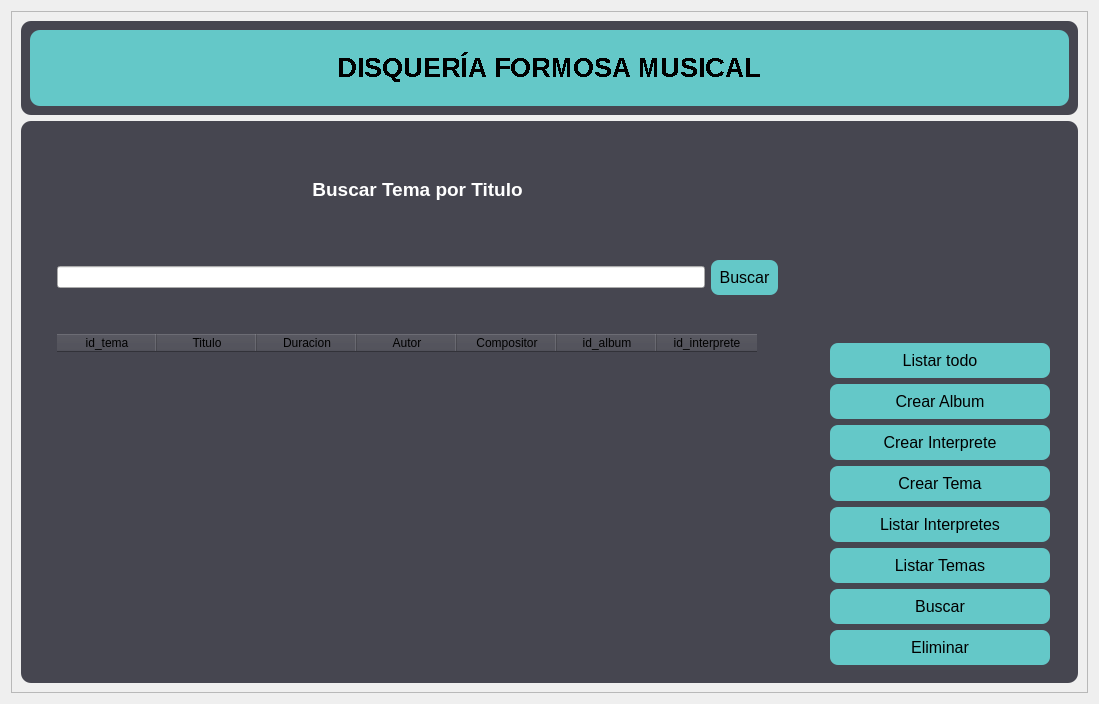
This is tp_disqueria_GUI/Vistas/principal_stack.ui in GabrielAguirreFlaska/proyecto_TSIT4.0 as Qt 5 draws it before an edit. The edited form follows.
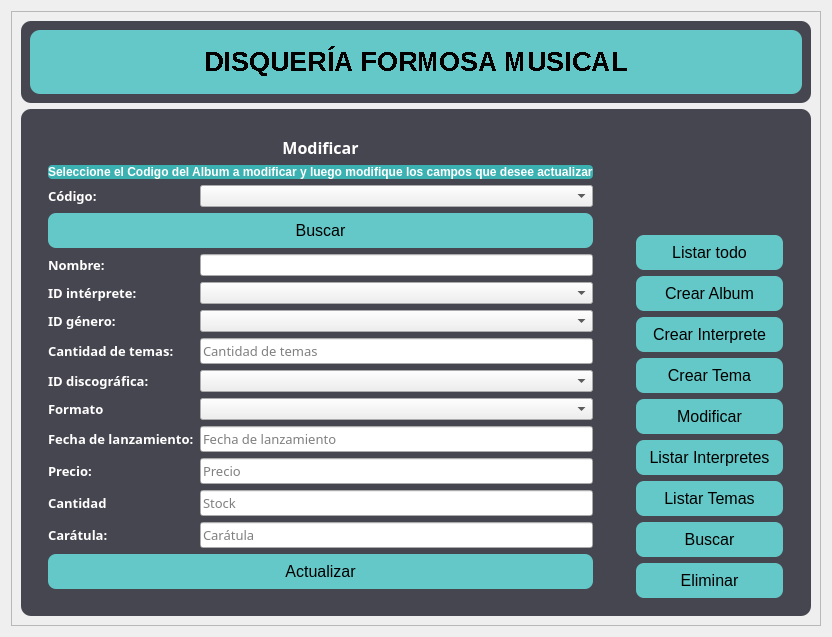
This is the edited form. The open tabs and pages were chosen to show the change.

Commit message: Actualizaciones para funcion modificar de GUI

```diff
--- a/tp_disqueria_GUI/Vistas/principal_stack.ui
+++ b/tp_disqueria_GUI/Vistas/principal_stack.ui
@@ -6,8 +6,8 @@
    <rect>
     <x>0</x>
     <y>0</y>
-    <width>1099</width>
-    <height>704</height>
+    <width>832</width>
+    <height>637</height>
    </rect>
   </property>
   <property name="windowTitle">
@@ -132,6 +132,339 @@
               <property name="currentIndex">
                <number>3</number>
               </property>
+              <widget class="QWidget" name="page_modificar">
+               <layout class="QGridLayout" name="gridLayout_21">
+                <item row="0" column="0">
+                 <layout class="QGridLayout" name="gridLayout_20">
+                  <item row="15" column="0" colspan="2">
+                   <widget class="QLabel" name="label_47">
+                    <property name="font">
+                     <font>
+                      <family>Bell MT</family>
+                      <pointsize>10</pointsize>
+                      <weight>75</weight>
+                      <bold>true</bold>
+                     </font>
+                    </property>
+                    <property name="text">
+                     <string>ID discográfica:</string>
+                    </property>
+                   </widget>
+                  </item>
+                  <item row="19" column="2">
+                   <widget class="QLineEdit" name="input_stock_4">
+                    <property name="font">
+                     <font>
+                      <family>Bell MT</family>
+                      <pointsize>10</pointsize>
+                     </font>
+                    </property>
+                    <property name="text">
+                     <string/>
+                    </property>
+                    <property name="cursorPosition">
+                     <number>0</number>
+                    </property>
+                    <property name="placeholderText">
+                     <string>Stock</string>
+                    </property>
+                   </widget>
+                  </item>
+                  <item row="4" column="2">
+                   <widget class="QComboBox" name="comboBox"/>
+                  </item>
+                  <item row="12" column="0" colspan="2">
+                   <widget class="QLabel" name="label_40">
+                    <property name="font">
+                     <font>
+                      <family>Bell MT</family>
+                      <pointsize>10</pointsize>
+                      <weight>75</weight>
+                      <bold>true</bold>
+                     </font>
+                    </property>
+                    <property name="text">
+                     <string>Cantidad de temas:</string>
+                    </property>
+                   </widget>
+                  </item>
+                  <item row="5" column="0" colspan="3">
+                   <widget class="QPushButton" name="boton_modif_buscar">
+                    <property name="text">
+                     <string>Buscar</string>
+                    </property>
+                   </widget>
+                  </item>
+                  <item row="19" column="0" colspan="2">
+                   <widget class="QLabel" name="label_50">
+                    <property name="font">
+                     <font>
+                      <family>Bell MT</family>
+                      <pointsize>10</pointsize>
+                      <weight>75</weight>
+                      <bold>true</bold>
+                     </font>
+                    </property>
+                    <property name="text">
+                     <string>Cantidad</string>
+                    </property>
+                   </widget>
+                  </item>
+                  <item row="16" column="0" colspan="2">
+                   <widget class="QLabel" name="label_48">
+                    <property name="font">
+                     <font>
+                      <family>Bell MT</family>
+                      <pointsize>10</pointsize>
+                      <weight>75</weight>
+                      <bold>true</bold>
+                     </font>
+                    </property>
+                    <property name="text">
+                     <string>Formato</string>
+                    </property>
+                   </widget>
+                  </item>
+                  <item row="10" column="0" colspan="2">
+                   <widget class="QLabel" name="label_45">
+                    <property name="font">
+                     <font>
+                      <family>Bell MT</family>
+                      <pointsize>10</pointsize>
+                      <weight>75</weight>
+                      <bold>true</bold>
+                     </font>
+                    </property>
+                    <property name="text">
+                     <string>ID intérprete:</string>
+                    </property>
+                   </widget>
+                  </item>
+                  <item row="6" column="2">
+                   <widget class="QLineEdit" name="input_Nombre"/>
+                  </item>
+                  <item row="10" column="2">
+                   <widget class="QComboBox" name="comboBox_interprete_4"/>
+                  </item>
+                  <item row="18" column="2">
+                   <widget class="QLineEdit" name="input_precio_4">
+                    <property name="font">
+                     <font>
+                      <family>Bell MT</family>
+                      <pointsize>10</pointsize>
+                     </font>
+                    </property>
+                    <property name="cursorPosition">
+                     <number>0</number>
+                    </property>
+                    <property name="placeholderText">
+                     <string>Precio</string>
+                    </property>
+                   </widget>
+                  </item>
+                  <item row="17" column="0" colspan="2">
+                   <widget class="QLabel" name="label_42">
+                    <property name="font">
+                     <font>
+                      <family>Bell MT</family>
+                      <pointsize>10</pointsize>
+                      <weight>75</weight>
+                      <bold>true</bold>
+                     </font>
+                    </property>
+                    <property name="text">
+                     <string>Fecha de lanzamiento:</string>
+                    </property>
+                   </widget>
+                  </item>
+                  <item row="15" column="2">
+                   <widget class="QComboBox" name="comboBox_dicografica_4">
+                    <property name="mouseTracking">
+                     <bool>false</bool>
+                    </property>
+                   </widget>
+                  </item>
+                  <item row="18" column="0" colspan="2">
+                   <widget class="QLabel" name="label_49">
+                    <property name="font">
+                     <font>
+                      <family>Bell MT</family>
+                      <pointsize>10</pointsize>
+                      <weight>75</weight>
+                      <bold>true</bold>
+                     </font>
+                    </property>
+                    <property name="text">
+                     <string>Precio:</string>
+                    </property>
+                   </widget>
+                  </item>
+                  <item row="0" column="0" colspan="3">
+                   <widget class="QLabel" name="label_41">
+                    <property name="font">
+                     <font>
+                      <family>Bell MT</family>
+                      <pointsize>12</pointsize>
+                      <weight>75</weight>
+                      <bold>true</bold>
+                     </font>
+                    </property>
+                    <property name="styleSheet">
+                     <string notr="true"/>
+                    </property>
+                    <property name="text">
+                     <string>Modificar</string>
+                    </property>
+                    <property name="alignment">
+                     <set>Qt::AlignCenter</set>
+                    </property>
+                   </widget>
+                  </item>
+                  <item row="11" column="0" colspan="2">
+                   <widget class="QLabel" name="label_46">
+                    <property name="font">
+                     <font>
+                      <family>Bell MT</family>
+                      <pointsize>10</pointsize>
+                      <weight>75</weight>
+                      <bold>true</bold>
+                     </font>
+                    </property>
+                    <property name="text">
+                     <string>ID género:</string>
+                    </property>
+                   </widget>
+                  </item>
+                  <item row="20" column="2">
+                   <widget class="QLineEdit" name="input_caratula_4">
+                    <property name="font">
+                     <font>
+                      <family>Bell MT</family>
+                      <pointsize>10</pointsize>
+                     </font>
+                    </property>
+                    <property name="cursorPosition">
+                     <number>0</number>
+                    </property>
+                    <property name="placeholderText">
+                     <string>Carátula</string>
+                    </property>
+                   </widget>
+                  </item>
+                  <item row="3" column="0" colspan="3">
+                   <widget class="QLabel" name="label">
+                    <property name="sizePolicy">
+                     <sizepolicy hsizetype="Preferred" vsizetype="Minimum">
+                      <horstretch>0</horstretch>
+                      <verstretch>0</verstretch>
+                     </sizepolicy>
+                    </property>
+                    <property name="styleSheet">
+                     <string notr="true">background-color: rgb(59, 177, 177);</string>
+                    </property>
+                    <property name="text">
+                     <string>Seleccione el Codigo del Album a modificar y luego modifique los campos que desee actualizar</string>
+                    </property>
+                   </widget>
+                  </item>
+                  <item row="17" column="2">
+                   <widget class="QLineEdit" name="input_fechadelanzamiento_4">
+                    <property name="font">
+                     <font>
+                      <family>Bell MT</family>
+                      <pointsize>10</pointsize>
+                     </font>
+                    </property>
+                    <property name="cursorPosition">
+                     <number>0</number>
+                    </property>
+                    <property name="placeholderText">
+                     <string>Fecha de lanzamiento</string>
+                    </property>
+                   </widget>
+                  </item>
+                  <item row="21" column="0" colspan="3">
+                   <widget class="QPushButton" name="boton_modif_act">
+                    <property name="text">
+                     <string>Actualizar</string>
+                    </property>
+                   </widget>
+                  </item>
+                  <item row="4" column="0" colspan="2">
+                   <widget class="QLabel" name="label_43">
+                    <property name="font">
+                     <font>
+                      <family>Bell MT</family>
+                      <pointsize>10</pointsize>
+                      <weight>75</weight>
+                      <bold>true</bold>
+                     </font>
+                    </property>
+                    <property name="text">
+                     <string>Código:</string>
+                    </property>
+                   </widget>
+                  </item>
+                  <item row="16" column="2">
+                   <widget class="QComboBox" name="comboBox_formato_4">
+                    <property name="mouseTracking">
+                     <bool>false</bool>
+                    </property>
+                   </widget>
+                  </item>
+                  <item row="11" column="2">
+                   <widget class="QComboBox" name="comboBox_genero_4"/>
+                  </item>
+                  <item row="20" column="0" colspan="2">
+                   <widget class="QLabel" name="label_51">
+                    <property name="font">
+                     <font>
+                      <family>Bell MT</family>
+                      <pointsize>10</pointsize>
+                      <weight>75</weight>
+                      <bold>true</bold>
+                     </font>
+                    </property>
+                    <property name="text">
+                     <string>Carátula:</string>
+                    </property>
+                   </widget>
+                  </item>
+                  <item row="6" column="0" colspan="2">
+                   <widget class="QLabel" name="label_44">
+                    <property name="font">
+                     <font>
+                      <family>Bell MT</family>
+                      <pointsize>10</pointsize>
+                      <weight>75</weight>
+                      <bold>true</bold>
+                     </font>
+                    </property>
+                    <property name="text">
+                     <string>Nombre:</string>
+                    </property>
+                   </widget>
+                  </item>
+                  <item row="12" column="2">
+                   <widget class="QLineEdit" name="input_cantidaddetemas_4">
+                    <property name="font">
+                     <font>
+                      <family>Bell MT</family>
+                      <pointsize>10</pointsize>
+                     </font>
+                    </property>
+                    <property name="cursorPosition">
+                     <number>0</number>
+                    </property>
+                    <property name="placeholderText">
+                     <string>Cantidad de temas</string>
+                    </property>
+                   </widget>
+                  </item>
+                 </layout>
+                </item>
+               </layout>
+              </widget>
               <widget class="QWidget" name="page_principal">
                <layout class="QGridLayout" name="gridLayout_9">
                 <item row="0" column="0">
@@ -1282,6 +1615,13 @@
               </property>
              </widget>
             </item>
+            <item>
+             <widget class="QPushButton" name="btn_modificar">
+              <property name="text">
+               <string>Modificar</string>
+              </property>
+             </widget>
+            </item>
             <item>
              <widget class="QPushButton" name="btn_crear_formato">
               <property name="text">
```
Left out of the diff: 8 changed lines with no effect on the pictures. The commit also changes 9 other files.
